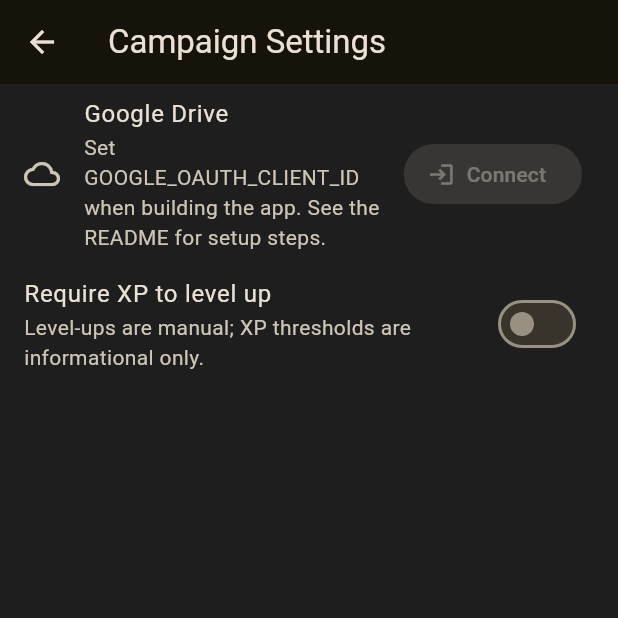
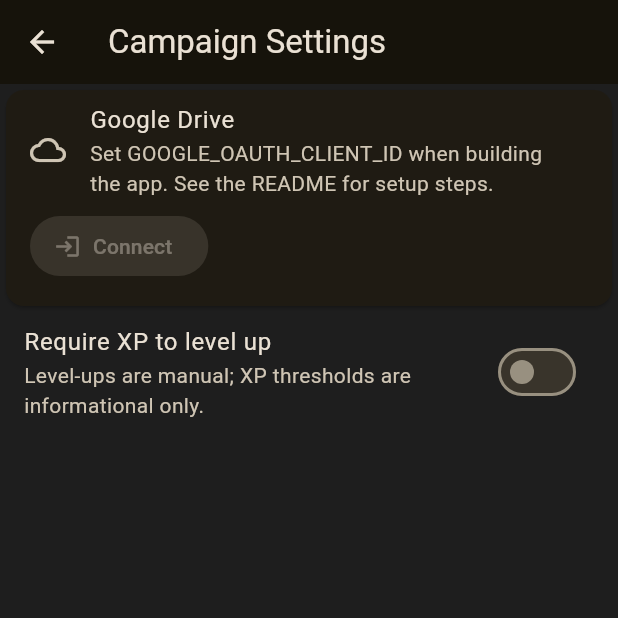
Before and after one commit to Imperial-fool/dnd_campaign_manager_mobile, a Flutter app: the SettingsScreen screen opened directly, on a phone screen of 412 x 824 dp, the top half of it. Run offline on Flutter 3.47's test engine with Material 3 defaults, Android fonts, the phone set to English and light mode, and no system bars; our stand-ins replace file_picker, google_sign_in, shared_preferences; missing offline and left inert: google_sign_in_web, googleapis; accounts and stored records are empty.

Commit message:
google auth changes

```diff
--- a/lib/ui/screens/settings_screen.dart
+++ b/lib/ui/screens/settings_screen.dart
@@ -1,7 +1,9 @@
 import 'package:flutter/material.dart';
+import 'package:flutter/foundation.dart';
 import 'package:provider/provider.dart';
 import 'package:dnd_campaign_manager/logic/campaign_controller.dart';
 import 'package:dnd_campaign_manager/logic/google_drive_service.dart';
+import 'package:dnd_campaign_manager/ui/widgets/google_sign_in_button.dart';
 
 class SettingsScreen extends StatefulWidget {
   const SettingsScreen({super.key});
@@ -43,6 +45,23 @@
     }
   }
 
+  Future<void> _authorizeDrive(GoogleDriveService drive) async {
+    setState(() => _working = true);
+    try {
+      await drive.authorizeDriveAccess();
+    } catch (error) {
+      if (mounted) {
+        ScaffoldMessenger.of(context).showSnackBar(
+          SnackBar(
+            content: Text('Could not authorize Google Drive access: $error'),
+          ),
+        );
+      }
+    } finally {
+      if (mounted) setState(() => _working = false);
+    }
+  }
+
   @override
   Widget build(BuildContext context) {
     final campaign = context.watch<CampaignController>();
@@ -50,6 +69,10 @@
     return Scaffold(
       appBar: AppBar(title: const Text('Campaign Settings')),
       body: ListView(
+        children: [
+          Card(
+            child: Column(
+              crossAxisAlignment: CrossAxisAlignment.start,
               children: [
                 ListTile(
                   leading: const Icon(Icons.cloud_outlined),
@@ -60,16 +83,57 @@
                         : !drive.isConfigured
                             ? 'Set GOOGLE_OAUTH_CLIENT_ID when building the app. See the README for setup steps.'
                             : drive.accountEmail == null
-                          ? 'Connect to save character JSON and import JSON content packs.'
-                          : 'Connected as ${drive.accountEmail}.',
+                                ? 'Sign in with your Google account to use your Drive.'
+                                : drive.isDriveAuthorized
+                                    ? 'Connected as ${drive.accountEmail}.'
+                                    : 'Signed in as ${drive.accountEmail}. Allow access to Drive to continue.',
                   ),
-            trailing: drive.isSignedIn
-                ? TextButton.icon(
+                ),
+                if (drive.authenticationError != null)
+                  Padding(
+                    padding: const EdgeInsets.symmetric(horizontal: 16),
+                    child: Text(
+                      'Google sign-in failed: ${drive.authenticationError}',
+                      style:
+                          TextStyle(color: Theme.of(context).colorScheme.error),
+                    ),
+                  ),
+                Padding(
+                  padding: const EdgeInsets.fromLTRB(16, 0, 16, 16),
+                  child: Wrap(
+                    spacing: 8,
+                    runSpacing: 8,
+                    children: [
+                      if (drive.isSignedIn && drive.isDriveAuthorized)
+                        TextButton.icon(
                           onPressed: _working ? null : () => _disconnect(drive),
                           icon: const Icon(Icons.logout),
                           label: const Text('Disconnect'),
                         )
-                : FilledButton.icon(
+                      else if (drive.isSignedIn)
+                        FilledButton.icon(
+                          onPressed:
+                              _working ? null : () => _authorizeDrive(drive),
+                          icon: _working
+                              ? const SizedBox(
+                                  width: 18,
+                                  height: 18,
+                                  child:
+                                      CircularProgressIndicator(strokeWidth: 2),
+                                )
+                              : const Icon(Icons.cloud_outlined),
+                          label: const Text('Allow Drive access'),
+                        )
+                      else if (drive.isPlatformSupported &&
+                          drive.isConfigured &&
+                          kIsWeb)
+                        SizedBox(
+                          width: 240,
+                          height: 44,
+                          child: buildGoogleSignInButton(),
+                        )
+                      else
+                        FilledButton.icon(
                           onPressed: _working ||
                                   !drive.isPlatformSupported ||
                                   !drive.isConfigured
@@ -79,10 +143,16 @@
                               ? const SizedBox(
                                   width: 18,
                                   height: 18,
-                            child: CircularProgressIndicator(strokeWidth: 2),
+                                  child:
+                                      CircularProgressIndicator(strokeWidth: 2),
                                 )
                               : const Icon(Icons.login),
                           label: const Text('Connect'),
+                        ),
+                    ],
+                  ),
+                ),
+              ],
             ),
           ),
           SwitchListTile(
--- /dev/null
+++ b/lib/ui/widgets/google_sign_in_button.dart
@@ -0,0 +1,6 @@
+import 'package:flutter/widgets.dart';
+
+import 'google_sign_in_button_stub.dart'
+    if (dart.library.js_interop) 'google_sign_in_button_web.dart' as platform;
+
+Widget buildGoogleSignInButton() => platform.buildGoogleSignInButton();
--- /dev/null
+++ b/lib/ui/widgets/google_sign_in_button_stub.dart
@@ -0,0 +1,3 @@
+import 'package:flutter/widgets.dart';
+
+Widget buildGoogleSignInButton() => const SizedBox.shrink();
--- a/pubspec.yaml
+++ b/pubspec.yaml
@@ -11,6 +11,7 @@
   flutter:
     sdk: flutter
   google_sign_in: ^7.2.0
+  google_sign_in_web: ^1.1.3
   googleapis: ^17.0.0
   http: ^1.6.0
   provider: ^6.1.2
```
Also changed, not shown: lib/logic/google_drive_service.dart (+42 -0 lines), lib/ui/widgets/google_sign_in_button_web.dart (added, +12 -0 lines), pubspec.lock, 1 other file. Lines whose indentation alone changed are shown as unchanged.
